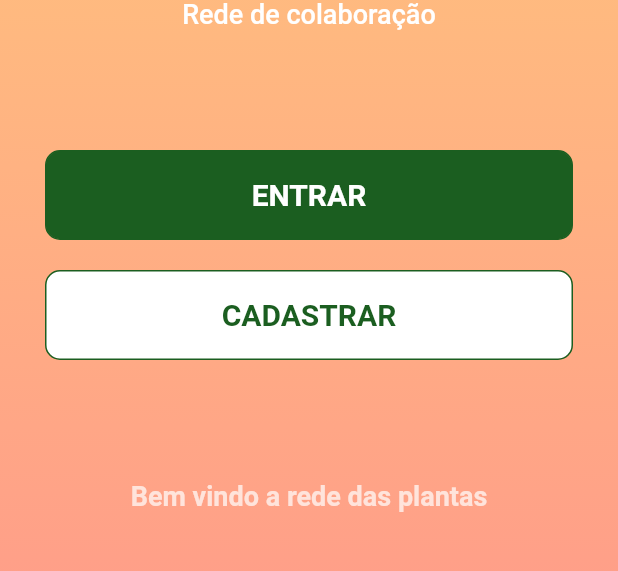
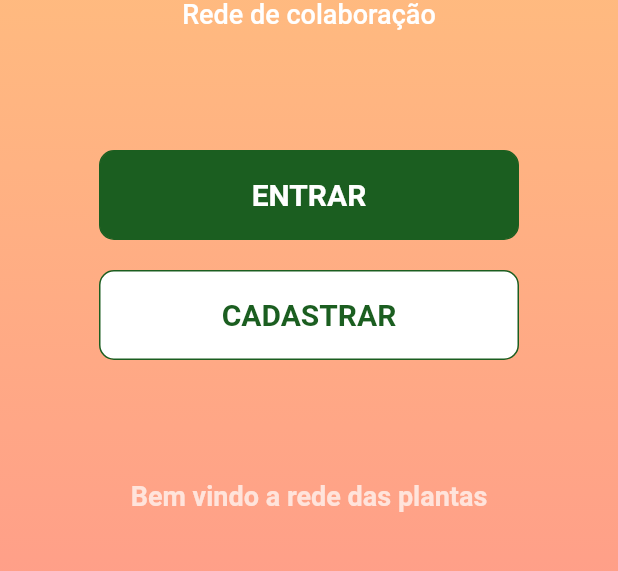
Before and after one commit to diegoantunescosta/PlantStar, a Flutter app: the screen it shows after launch, on a phone screen of 412 x 824 dp, the part 354-925 px from its top. Run offline on Flutter 3.47's test engine with Material 2 defaults, Android fonts, the phone set to English and light mode, and no system bars; our stand-ins replace cloud_firestore, firebase_auth, firebase_core, firebase_storage, flutter_svg, image_picker; missing offline and left inert: cloud_firestore_web, firebase_auth_web, firebase_core_web, firebase_storage_web, image_picker_for_web; accounts and stored records are empty.

Commit message:
correcao tamanho button

```diff
--- a/lib/widgets/landing.dart
+++ b/lib/widgets/landing.dart
@@ -66,7 +66,7 @@ class LandingPage extends StatelessWidget {
       ),
       child: Container(
         height: 60.0,
-        width: MediaQuery.of(context).size.width,
+        width: 280.0,
         decoration: BoxDecoration(
           borderRadius: BorderRadius.circular(10.0),
           border: Border.all(color: Colors.green.shade900),
@@ -93,7 +93,7 @@ class LandingPage extends StatelessWidget {
       ),
       child: Container(
         height: 60.0,
-        width: MediaQuery.of(context).size.width,
+        width: 280.0,
         decoration: BoxDecoration(
           borderRadius: BorderRadius.circular(10.0),
           border: Border.all(color: Colors.green.shade900),
```
Also changed, not shown: 4 other files.
